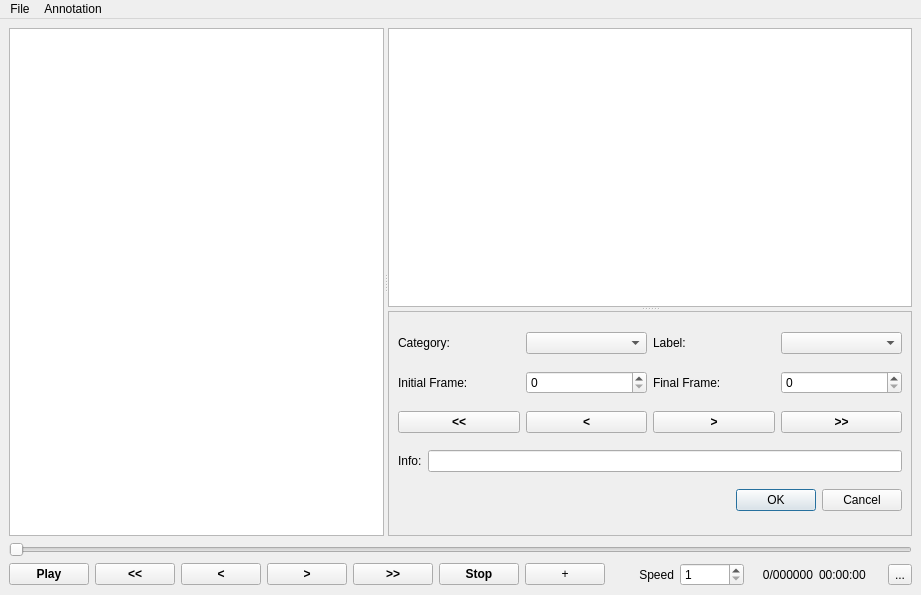
The window that modules/app/mainwindow.ui (smartsenselab/SSAT) describes before a commit, drawn with Qt 5.
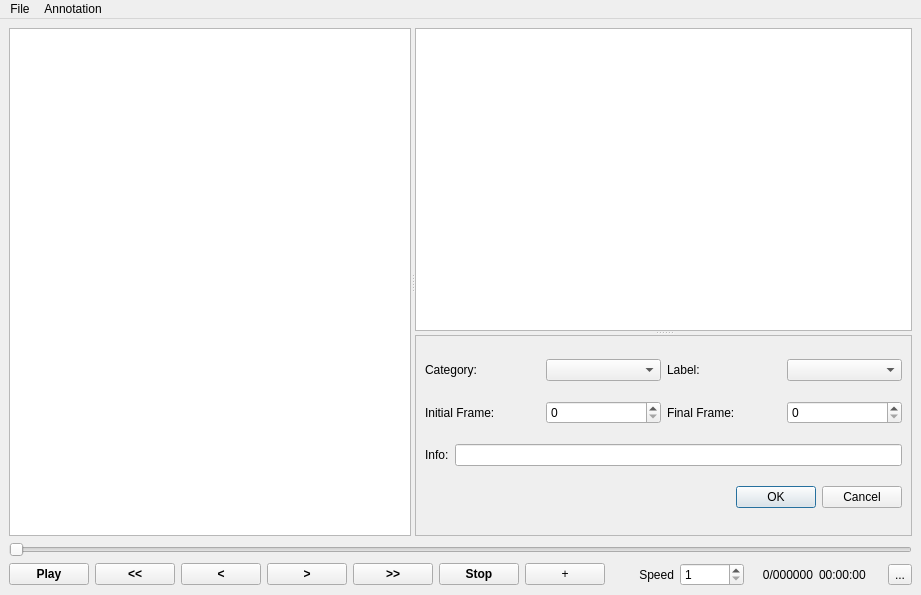
The same window after the commit. Custom widgets are drawn as their Qt base class.

Commit message: Remove buttons from mainWindow Complete

```diff
--- a/modules/app/mainwindow.ui
+++ b/modules/app/mainwindow.ui
@@ -96,63 +96,7 @@
              </item>
             </layout>
            </item>
-           <item row="2" column="0">
-            <layout class="QHBoxLayout" name="horizontalLayout_7">
-             <item>
-              <widget class="QPushButton" name="buttonRewindF_3">
-               <property name="font">
-                <font>
-                 <weight>75</weight>
-                 <bold>true</bold>
-                </font>
-               </property>
-               <property name="text">
-                <string>&lt;&lt;</string>
-               </property>
-              </widget>
-             </item>
-             <item>
-              <widget class="QPushButton" name="buttonRewind_3">
-               <property name="font">
-                <font>
-                 <weight>75</weight>
-                 <bold>true</bold>
-                </font>
-               </property>
-               <property name="text">
-                <string>&lt;</string>
-               </property>
-              </widget>
-             </item>
-             <item>
-              <widget class="QPushButton" name="buttonForward_3">
-               <property name="font">
-                <font>
-                 <weight>75</weight>
-                 <bold>true</bold>
-                </font>
-               </property>
-               <property name="text">
-                <string>&gt;</string>
-               </property>
-              </widget>
-             </item>
-             <item>
-              <widget class="QPushButton" name="buttonForwardF_3">
-               <property name="font">
-                <font>
-                 <weight>75</weight>
-                 <bold>true</bold>
-                </font>
-               </property>
-               <property name="text">
-                <string>&gt;&gt;</string>
-               </property>
-              </widget>
-             </item>
-            </layout>
-           </item>
-           <item row="4" column="0">
+           <item row="3" column="0">
             <layout class="QHBoxLayout" name="horizontalLayout_8">
              <item>
               <spacer name="horizontalSpacer_2">
@@ -179,7 +123,7 @@
              </item>
             </layout>
            </item>
-           <item row="3" column="0">
+           <item row="2" column="0">
             <layout class="QHBoxLayout" name="horizontalLayout_9">
              <item>
               <widget class="QLabel" name="labelName_2">
```
Left out of the diff: 338 changed lines with no effect on the pictures. The commit also changes 2 other files.
